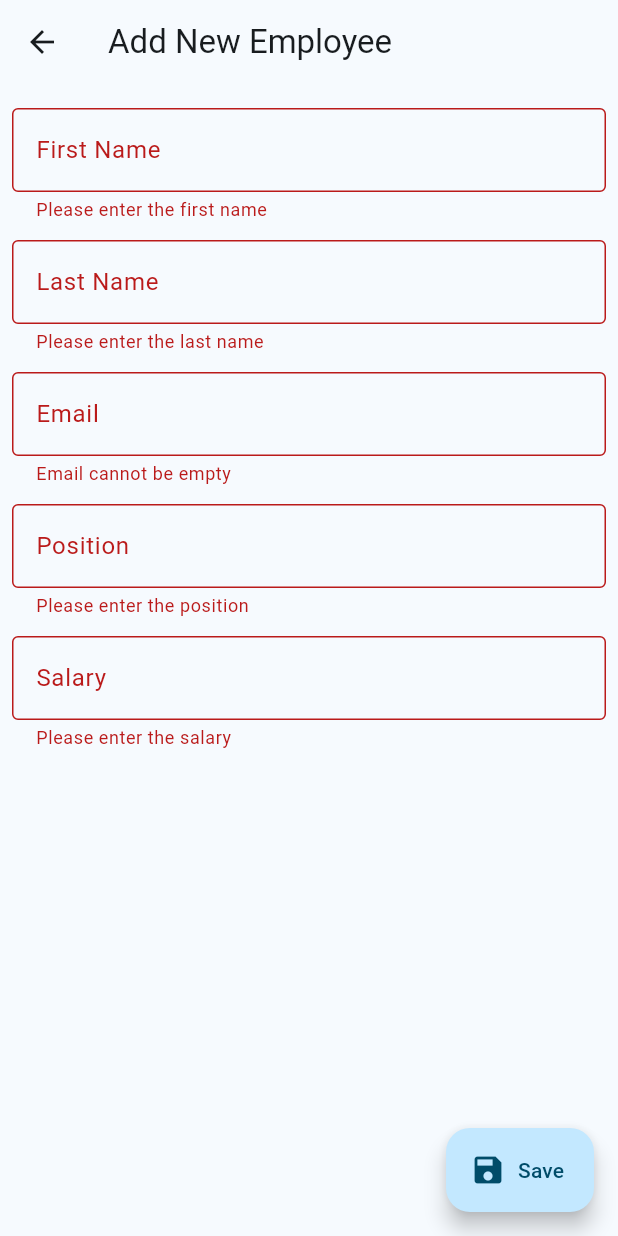
After one commit to Delthoid/payroll_app_opr_test, a Flutter app: the AddNewEmployeePage screen opened by its route, after a tap on "Save", on a phone screen of 412 x 824 dp. The commit adds this screen. Run offline on Flutter 3.47's test engine with Material 3 defaults, Android fonts, the phone set to English and light mode, and no system bars; our stand-ins replace bloc, flutter_bloc, get_it, go_router, sqflite; accounts and stored records are empty.

Commit message:
Added new employee creation functionality using Bloc pattern. Added employee service

```diff
--- a/lib/data/dto/employee/employee_dto.dart
+++ b/lib/data/dto/employee/employee_dto.dart
@@ -3,7 +3,9 @@ import 'package:payroll_app_opr_test/domain/entities/employee/employee.dart';
 class EmployeeDto extends Employee {
   EmployeeDto({
     required super.id,
-    required super.name,
+    required super.firstName,
+    required super.lastName,
+    required super.email,
     required super.position,
     required super.salary,
   });
@@ -11,7 +13,9 @@ class EmployeeDto extends Employee {
   factory EmployeeDto.fromJson(Map<String, dynamic> json) {
     return EmployeeDto(
       id: json['id'] as String,
-      name: json['name'] as String,
+      firstName: json['first_name'] as String,
+      lastName: json['last_name'] as String,
+      email: json['email'] as String,
       position: json['position'] as String,
       salary: (json['salary'] as num).toDouble(),
     );
@@ -20,7 +24,20 @@ class EmployeeDto extends Employee {
   Map<String, dynamic> toJson() {
     return {
       'id': id,
-      'name': name,
+      'first_name': firstName,
+      'last_name': lastName,
+      'email': email,
+      'position': position,
+      'salary': salary,
+    };
+  }
+
+  //TOJson no id
+  Map<String, dynamic> toJsonWithoutId() {
+    return {
+      'first_name': firstName,
+      'last_name': lastName,
+      'email': email,
       'position': position,
       'salary': salary,
     };
--- /dev/null
+++ b/lib/data/repositories/employee_repository_impl.dart
@@ -0,0 +1,49 @@
+import 'package:payroll_app_opr_test/core/models/api_response.dart';
+import 'package:payroll_app_opr_test/data/dto/employee/employee_dto.dart';
+import 'package:payroll_app_opr_test/data/services/employee_service.dart';
+import 'package:payroll_app_opr_test/domain/entities/employee/employee.dart';
+import 'package:payroll_app_opr_test/domain/repositories/employee_repository.dart';
+
+class EmployeeRepositoryImpl implements EmployeeRepository {
+  final EmployeeService _employeeService;
+
+  EmployeeRepositoryImpl(this._employeeService);
+
+  @override
+  Future<ApiResponse<Employee>> addEmployee(Employee employee) {
+    return _employeeService.addEmployee(
+      EmployeeDto(
+        id: employee.id,
+        firstName: employee.firstName,
+        lastName: employee.lastName,
+        email: employee.email,
+        position: employee.position,
+        salary: employee.salary,
+      ),
+    );
+  }
+
+  @override
+  Future<ApiResponse<void>> deleteEmployee(String id) {
+    // TODO: implement deleteEmployee
+    throw UnimplementedError();
+  }
+
+  @override
+  Future<ApiResponse<Employee>> getEmployeeById(String id) {
+    // TODO: implement getEmployeeById
+    throw UnimplementedError();
+  }
+
+  @override
+  Future<ApiResponse<List<Employee>>> getEmployees() {
+    // TODO: implement getEmployees
+    throw UnimplementedError();
+  }
+
+  @override
+  Future<ApiResponse<Employee>> updateEmployee(Employee employee) {
+    // TODO: implement updateEmployee
+    throw UnimplementedError();
+  }
+}
--- /dev/null
+++ b/lib/data/services/employee_service.dart
@@ -0,0 +1,32 @@
+import 'package:payroll_app_opr_test/core/models/api_response.dart';
+import 'package:payroll_app_opr_test/data/dto/employee/employee_dto.dart';
+import 'package:payroll_app_opr_test/data/services/sql_service.dart';
+import 'package:payroll_app_opr_test/domain/entities/employee/employee.dart';
+import 'package:sqflite/sqflite.dart' show ConflictAlgorithm;
+
+class EmployeeService {
+  final SqlService _sqlService;
+
+  EmployeeService(this._sqlService);
+
+  Future<ApiResponse<Employee>> addEmployee(EmployeeDto employee) async {
+    try {
+      final db = await _sqlService.database;
+      await db.insert(
+        'employees',
+        employee.toJsonWithoutId(),
+        conflictAlgorithm: ConflictAlgorithm.replace,
+      );
+      return ApiResponse(
+        data: employee,
+        message: 'Employee added successfully',
+      );
+    } catch (e) {
+      return ApiResponse(
+        error: 'Database error',
+        success: false,
+        message: 'Error adding employee: $e',
+      );
+    }
+  }
+}
--- a/lib/data/services/sql_service.dart
+++ b/lib/data/services/sql_service.dart
@@ -3,6 +3,8 @@ import 'package:sqflite/sqflite.dart';
 
 class SqlService {
   Database? _database;
+
+  Database? get instance => _database;
 
   Future<Database> get database async {
     _database ??= await _initDatabase();
@@ -83,7 +85,9 @@ class SqlService {
         await db.execute('''
           CREATE TABLE employees (
             id INTEGER PRIMARY KEY AUTOINCREMENT,
-            name TEXT NOT NULL,
+            first_name TEXT NOT NULL,
+            last_name TEXT NOT NULL,
+            email TEXT NOT NULL,
             position TEXT NOT NULL,
             salary REAL NOT NULL
           )
--- a/lib/domain/entities/employee/employee.dart
+++ b/lib/domain/entities/employee/employee.dart
@@ -1,30 +1,33 @@
 class Employee {
   final String id;
-  final String name;
+  final String firstName;
+  final String lastName;
+  final String email;
   final String position;
   final double salary;
 
   Employee({
     required this.id,
-    required this.name,
+    required this.firstName,
+    required this.lastName,
+    required this.email,
     required this.position,
     required this.salary,
   });
 
-  @override
-  String toString() {
-    return 'Employee{id: $id, name: $name, position: $position, salary: $salary}';
-  }
-
   Employee copyWith({
     String? id,
-    String? name,
+    String? firstName,
+    String? lastName,
+    String? email,
     String? position,
     double? salary,
   }) {
     return Employee(
       id: id ?? this.id,
-      name: name ?? this.name,
+      firstName: firstName ?? this.firstName,
+      lastName: lastName ?? this.lastName,
+      email: email ?? this.email,
       position: position ?? this.position,
       salary: salary ?? this.salary,
     );
--- /dev/null
+++ b/lib/domain/repositories/employee_repository.dart
@@ -0,0 +1,10 @@
+import 'package:payroll_app_opr_test/core/models/api_response.dart';
+import 'package:payroll_app_opr_test/domain/entities/employee/employee.dart';
+
+abstract class EmployeeRepository {
+  Future<ApiResponse<List<Employee>>> getEmployees();
+  Future<ApiResponse<Employee>> getEmployeeById(String id);
+  Future<ApiResponse<Employee>> addEmployee(Employee employee);
+  Future<ApiResponse<Employee>> updateEmployee(Employee employee);
+  Future<ApiResponse<void>> deleteEmployee(String id);
+}
--- /dev/null
+++ b/lib/domain/use_cases/employee/add_employee.dart
@@ -0,0 +1,13 @@
+import 'package:payroll_app_opr_test/core/models/api_response.dart';
+import 'package:payroll_app_opr_test/domain/entities/employee/employee.dart';
+import 'package:payroll_app_opr_test/domain/repositories/employee_repository.dart';
+
+class AddEmployee {
+  final EmployeeRepository _employeeRepository;
+
+  AddEmployee(this._employeeRepository);
+
+  Future<ApiResponse<Employee>> call(Employee employee) {
+    return _employeeRepository.addEmployee(employee);
+  }
+}
--- /dev/null
+++ b/lib/presentation/employees/pages/employee/add_new_employee_page.dart
@@ -0,0 +1,173 @@
+import 'package:flutter/material.dart';
+import 'package:flutter/services.dart';
+import 'package:flutter_bloc/flutter_bloc.dart';
+import 'package:payroll_app_opr_test/core/utils/validators.dart';
+import 'package:payroll_app_opr_test/domain/entities/employee/employee.dart';
+import 'package:payroll_app_opr_test/presentation/employees/pages/employee/bloc/employee_bloc.dart';
+
+class AddNewEmployeePage extends StatefulWidget {
+  const AddNewEmployeePage({super.key});
+
+  @override
+  State<AddNewEmployeePage> createState() => _AddNewEmployeePageState();
+}
+
+class _AddNewEmployeePageState extends State<AddNewEmployeePage> {
+  final _formKey = GlobalKey<FormState>();
+  final TextEditingController _firstNameController = TextEditingController();
+  final TextEditingController _lastNameController = TextEditingController();
+  final TextEditingController _emailController = TextEditingController();
+  final TextEditingController _positionController = TextEditingController();
+  final TextEditingController _salaryController = TextEditingController();
+
+  @override
+  Widget build(BuildContext context) {
+    return BlocConsumer<EmployeeBloc, EmployeeState>(
+      listener: (context, state) {
+        if (state is EmployeeLoading) {
+          showDialog(
+            context: context,
+            barrierDismissible: true,
+            builder: (context) {
+              return AlertDialog(
+                content: Row(
+                  children: [
+                    CircularProgressIndicator(),
+                    SizedBox(width: 20),
+                    Text('Adding Employee...'),
+                  ],
+                ),
+              );
+            },
+          );
+        }
+
+        if (state is EmployeeSuccess) {
+          Navigator.of(context).pop();
+          Navigator.of(context).pop();
+          ScaffoldMessenger.of(context).showSnackBar(
+            SnackBar(content: Text(state.message)),
+          );
+        }
+
+        if (state is EmployeeInitial) {
+          Navigator.of(context).pop();
+        }
+      },
+      builder: (context, state) {
+        return Scaffold(
+          appBar: AppBar(title: const Text('Add New Employee')),
+          floatingActionButton: FloatingActionButton.extended(
+            onPressed: () {
+              if (_formKey.currentState?.validate() ?? false) {
+                context.read<EmployeeBloc>().add(
+                  AddEmployeeEvent(
+                    employee: Employee(
+                      firstName: _firstNameController.text,
+                      lastName: _lastNameController.text,
+                      email: _emailController.text,
+                      position: _positionController.text,
+                      salary: double.parse(_salaryController.text),
+                      id: '',
+                    ),
+                  ),
+                );
+              }
+            },
+            icon: const Icon(Icons.save),
+            label: const Text('Save'),
+          ),
+          body: SingleChildScrollView(
+            child: Padding(
+              padding: const EdgeInsets.symmetric(
+                horizontal: 8.0,
+                vertical: 16.0,
+              ),
+              child: Form(
+                key: _formKey,
+                child: Column(
+                  spacing: 12,
+                  children: [
+                    TextFormField(
+                      controller: _firstNameController,
+                      autovalidateMode: AutovalidateMode.onUserInteraction,
+                      decoration: const InputDecoration(
+                        labelText: 'First Name',
+                        border: OutlineInputBorder(),
+                      ),
+                      validator: (value) {
+                        if (value == null || value.isEmpty) {
+                          return 'Please enter the first name';
+                        }
+                        return null;
+                      },
+                    ),
+                    TextFormField(
+                      controller: _lastNameController,
+                      autovalidateMode: AutovalidateMode.onUserInteraction,
+                      decoration: const InputDecoration(
+                        labelText: 'Last Name',
+                        border: OutlineInputBorder(),
+                      ),
+                      validator: (value) {
+                        if (value == null || value.isEmpty) {
+                          return 'Please enter the last name';
+                        }
+                        return null;
+                      },
+                    ),
+                    TextFormField(
+                      controller: _emailController,
+                      autovalidateMode: AutovalidateMode.onUserInteraction,
+                      decoration: const InputDecoration(
+                        labelText: 'Email',
+                        border: OutlineInputBorder(),
+                      ),
+                      validator: (value) => Validators.validateEmail(value),
+                    ),
+                    TextFormField(
+                      controller: _positionController,
+                      autovalidateMode: AutovalidateMode.onUserInteraction,
+                      decoration: const InputDecoration(
+                        labelText: 'Position',
+                        border: OutlineInputBorder(),
+                      ),
+                      validator: (value) {
+                        if (value == null || value.isEmpty) {
+                          return 'Please enter the position';
+                        }
+                        return null;
+                      },
+                    ),
+                    TextFormField(
+                      controller: _salaryController,
+                      autovalidateMode: AutovalidateMode.onUserInteraction,
+                      decoration: const InputDecoration(
+                        labelText: 'Salary',
+                        border: OutlineInputBorder(),
+                      ),
+                      inputFormatters: [FilteringTextInputFormatter.digitsOnly],
+                      keyboardType: TextInputType.number,
+                      validator: (value) {
+                        if (value == null || value.isEmpty) {
+                          return 'Please enter the salary';
+                        }
+
+                        final salary = double.tryParse(value);
+                        if (salary == null || salary <= 0) {
+                          return 'Please enter a valid salary';
+                        }
+
+                        return null;
+                      },
+                    ),
+                  ],
+                ),
+              ),
+            ),
+          ),
+        );
+      },
+    );
+  }
+}
--- /dev/null
+++ b/lib/presentation/employees/pages/employee/bloc/employee_bloc.dart
@@ -0,0 +1,32 @@
+import 'package:bloc/bloc.dart';
+import 'package:get_it/get_it.dart';
+import 'package:meta/meta.dart';
+import 'package:payroll_app_opr_test/domain/entities/employee/employee.dart';
+import 'package:payroll_app_opr_test/domain/use_cases/employee/add_employee.dart';
+
+part 'employee_event.dart';
+part 'employee_state.dart';
+
+class EmployeeBloc extends Bloc<EmployeeEvent, EmployeeState> {
+
+  final AddEmployee addEmployee = GetIt.instance<AddEmployee>();
+
+  EmployeeBloc() : super(EmployeeInitial()) {
+    on<EmployeeEvent>((event, emit) {
+      // TODO: implement event handler
+    });
+
+    on<AddEmployeeEvent>((event, emit) async {
+
+      try {
+        emit(EmployeeLoading());
+        final result = await addEmployee.call(event.employee);
+        emit(EmployeeSuccess('Employee added successfully'));
+        var a = this;
+      } catch (e) {
+        emit(EmployeeInitial());
+        return;
+      }
+    });
+  }
+}
--- /dev/null
+++ b/lib/presentation/employees/pages/employee/bloc/employee_event.dart
@@ -0,0 +1,10 @@
+part of 'employee_bloc.dart';
+
+@immutable
+sealed class EmployeeEvent {}
+
+final class AddEmployeeEvent extends EmployeeEvent {
+  final Employee employee;
+
+  AddEmployeeEvent({required this.employee});
+}
--- /dev/null
+++ b/lib/presentation/employees/pages/employee/bloc/employee_state.dart
@@ -0,0 +1,14 @@
+part of 'employee_bloc.dart';
+
+@immutable
+sealed class EmployeeState {}
+
+final class EmployeeInitial extends EmployeeState {}
+
+final class EmployeeLoading extends EmployeeState {}
+
+final class EmployeeSuccess extends EmployeeState {
+  final String message;
+
+  EmployeeSuccess(this.message);
+}
--- a/lib/presentation/employees/pages/employees_page.dart
+++ b/lib/presentation/employees/pages/employees_page.dart
@@ -1,4 +1,6 @@
 import 'package:flutter/material.dart';
+import 'package:go_router/go_router.dart';
+import 'package:payroll_app_opr_test/router/router.dart';
 
 class EmployeesPage extends StatefulWidget {
   const EmployeesPage({super.key});
@@ -10,6 +12,22 @@ class EmployeesPage extends StatefulWidget {
 class _EmployeesPageState extends State<EmployeesPage> {
   @override
   Widget build(BuildContext context) {
-    return const Placeholder();
+    return Scaffold(
+      appBar: AppBar(
+        title: const Text('Employees'),
+        actions: [
+          Tooltip(
+            message: 'Add Employee',
+            child: IconButton(
+              icon: const Icon(Icons.person_add),
+              onPressed: () {
+                context.pushNamed(RouteNames.employeeCreate);
+              },
+            ),
+          ),
+        ],
+      ),
+      body: Center(child: Text('Employees Page Content')),
+    );
   }
 }
--- a/lib/router/router.dart
+++ b/lib/router/router.dart
@@ -1,7 +1,10 @@
+import 'package:flutter_bloc/flutter_bloc.dart';
 import 'package:get_it/get_it.dart';
 import 'package:go_router/go_router.dart';
 import 'package:payroll_app_opr_test/data/services/session_service.dart';
 import 'package:payroll_app_opr_test/presentation/auth/pages/auth_page.dart';
+import 'package:payroll_app_opr_test/presentation/employees/pages/employee/add_new_employee_page.dart';
+import 'package:payroll_app_opr_test/presentation/employees/pages/employee/bloc/employee_bloc.dart';
 import 'package:payroll_app_opr_test/presentation/employees/pages/employees_page.dart';
 import 'package:payroll_app_opr_test/presentation/home/home_page.dart';
 import 'package:payroll_app_opr_test/presentation/payroll_generate/pages/payroll_generate_page.dart';
@@ -10,6 +13,7 @@ class RouteNames {
   static const String home = 'home';
   static const String login = 'login';
   static const String employeeList = 'employeeList';
+  static const String employeeCreate = 'employeeCreate';
   static const String employeeDetails = 'employeeDetails';
   static const String payroll = 'payroll';
 }
@@ -18,6 +22,7 @@ class RoutePaths {
   static const String home = '/home';
   static const String login = '/login';
   static const String employeeList = '/employeeList';
+  static const String employeeCreate = '/employeeCreate';
   static const String employeeDetails = '/employeeDetails';
   static const String payroll = '/payroll';
 }
@@ -55,6 +60,16 @@ class AppRouter {
         path: RoutePaths.employeeList,
         name: RouteNames.employeeList,
         builder: (context, state) => const EmployeesPage(),
+        routes: [
+          GoRoute(
+            path: RoutePaths.employeeCreate,
+            name: RouteNames.employeeCreate,
+            builder: (context, state) => BlocProvider(
+              create: (context) => EmployeeBloc(),
+              child: AddNewEmployeePage(),
+            ),
+          ),
+        ],
       ),
       GoRoute(
         path: RoutePaths.payroll,
```
Also changed, not shown: lib/di.dart (+7 -0 lines).
